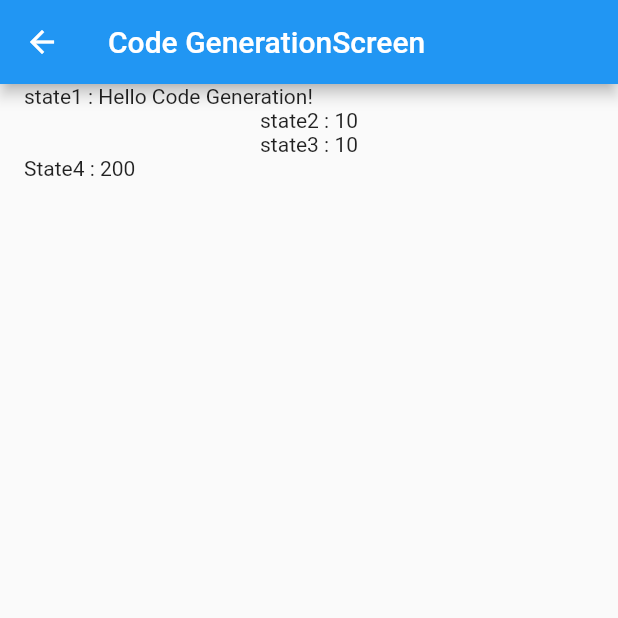
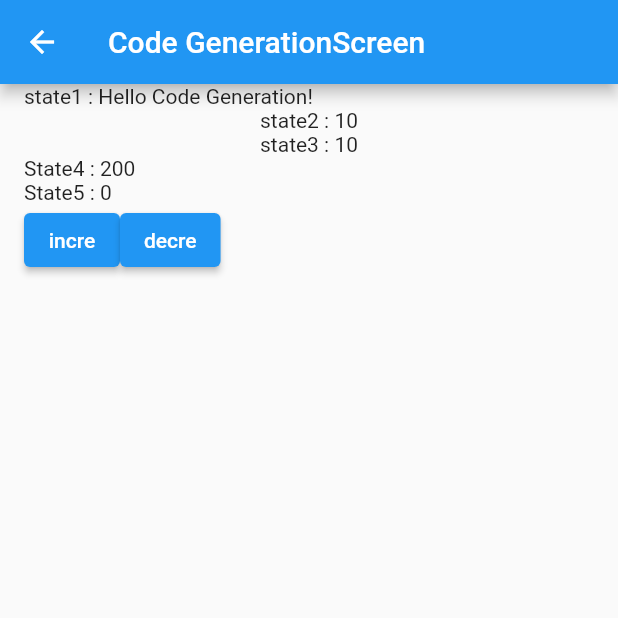
Before and after one commit to DongWooKim97/provider_practice, a Flutter app: the screen it shows after launch, after a tap on "CodeGenerationScreen", on a phone screen of 412 x 824 dp, the top half of it. Run offline on Flutter 3.47's test engine with Material 2 defaults, Android fonts, the phone set to English and light mode, and no system bars; our stand-ins replace flutter_riverpod, riverpod_annotation; generated files the repository leaves out were written again.

Commit message:
Riverpod v2 StateNotifierProvider 코드제네레이션으로 생성하기

```diff
--- a/lib/screen/code_generation_screen.dart
+++ b/lib/screen/code_generation_screen.dart
@@ -19,6 +19,9 @@ class CodeGenerationScreen extends ConsumerWidget {
       number1: 10,
       number2: 20,
     ));
+    // state notifier
+    final state5 = ref.watch(gStateNotifierProvider);
+
 
     return DefaultLayout(
       title: 'Code GenerationScreen',
@@ -47,6 +50,17 @@ class CodeGenerationScreen extends ConsumerWidget {
             loading: () => Center(child: CircularProgressIndicator()), // -> 로딩중일 때 실행되는 함수들.
           ),
           Text('State4 : $state4'),
+          Text('State5 : $state5'),
+          Row(
+            children: [
+              ElevatedButton(onPressed: () {
+                ref.read(gStateNotifierProvider.notifier).increment();
+              }, child: Text('incre')),
+              ElevatedButton(onPressed: () {
+                ref.read(gStateNotifierProvider.notifier).decrement();
+              }, child: Text('decre')),
+            ],
+          )
         ],
       ),
     );
```
Also changed, not shown: lib/riverpod/code_generation_provider.dart (+19 -0 lines), lib/riverpod/code_generation_provider.g.dart.
